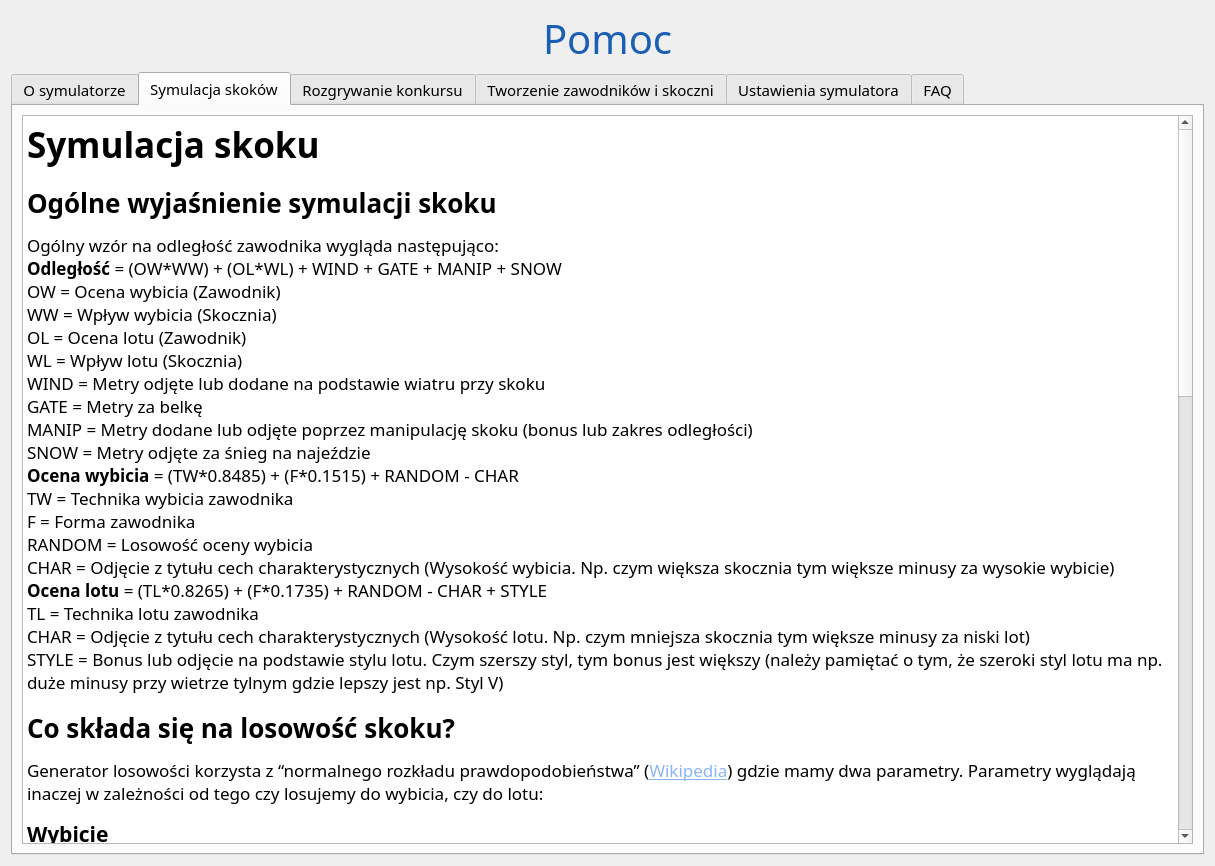
Old version of the form source/UI/HelpWindow.ui in the repository SiekamCebule/sj-sim.
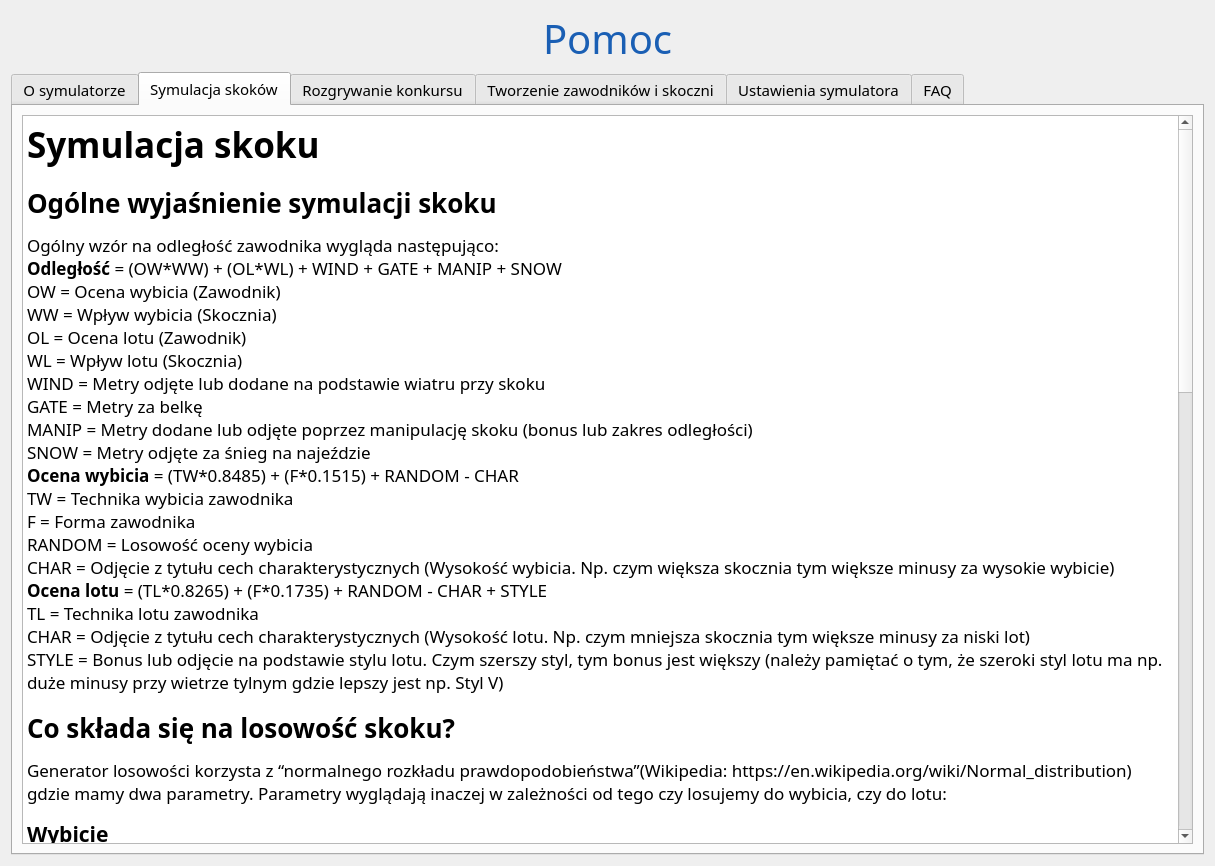
New version of the form. The open tabs and pages were chosen to show the change.

Patch:
```diff
--- a/source/UI/HelpWindow.ui
+++ b/source/UI/HelpWindow.ui
@@ -140,7 +140,7 @@
 &lt;h2 style=&quot; margin-top:16px; margin-bottom:12px; margin-left:0px; margin-right:0px; -qt-block-indent:0; text-indent:0px;&quot;&gt;&lt;a name=&quot;ogólne-wyjaśnienie-symulacji-skoku&quot;&gt;&lt;/a&gt;&lt;span style=&quot; font-size:x-large; font-weight:700;&quot;&gt;O&lt;/span&gt;&lt;span style=&quot; font-size:x-large; font-weight:700;&quot;&gt;gólne wyjaśnienie symulacji skoku&lt;/span&gt;&lt;/h2&gt;
 &lt;p style=&quot; margin-top:12px; margin-bottom:12px; margin-left:0px; margin-right:0px; -qt-block-indent:0; text-indent:0px;&quot;&gt;Ogólny wzór na odległość zawodnika wygląda następująco:&lt;br /&gt;&lt;span style=&quot; font-weight:700;&quot;&gt;Odległość&lt;/span&gt; = &lt;span style=&quot; font-family:'Courier New';&quot;&gt;(OW*WW) + (OL*WL) + WIND + GATE + MANIP + SNOW&lt;/span&gt;&lt;br /&gt;OW = Ocena wybicia (Zawodnik)&lt;br /&gt;WW = Wpływ wybicia (Skocznia)&lt;br /&gt;OL = Ocena lotu (Zawodnik)&lt;br /&gt;WL = Wpływ lotu (Skocznia)&lt;br /&gt;WIND = Metry odjęte lub dodane na podstawie wiatru przy skoku&lt;br /&gt;GATE = Metry za belkę&lt;br /&gt;MANIP = Metry dodane lub odjęte poprzez manipulację skoku (bonus lub zakres odległości)&lt;br /&gt;SNOW = Metry odjęte za śnieg na najeździe&lt;br /&gt;&lt;span style=&quot; font-weight:700;&quot;&gt;Ocena wybicia&lt;/span&gt; = &lt;span style=&quot; font-family:'Courier New';&quot;&gt;(TW*0.8485) + (F*0.1515) + RANDOM - CHAR&lt;/span&gt;&lt;br /&gt;TW = Technika wybicia zawodnika&lt;br /&gt;F = Forma zawodnika&lt;br /&gt;RANDOM = Losowość oceny wybicia&lt;br /&gt;CHAR = Odjęcie z tytułu cech charakterystycznych (Wysokość wybicia. Np. czym większa skocznia tym większe minusy za wysokie wybicie)&lt;br /&gt;&lt;span style=&quot; font-weight:700;&quot;&gt;Ocena lotu&lt;/span&gt; = &lt;span style=&quot; font-family:'Courier New';&quot;&gt;(TL*0.8265) + (F*0.1735) + RANDOM - CHAR + STYLE&lt;/span&gt;&lt;br /&gt;TL = Technika lotu zawodnika&lt;br /&gt;CHAR = Odjęcie z tytułu cech charakterystycznych (Wysokość lotu. Np. czym mniejsza skocznia tym większe minusy za niski lot)&lt;br /&gt;STYLE = Bonus lub odjęcie na podstawie stylu lotu. Czym szerszy styl, tym bonus jest większy (należy pamiętać o tym, że szeroki styl lotu ma np. duże minusy przy wietrze tylnym gdzie lepszy jest np. Styl V)&lt;/p&gt;
 &lt;h2 style=&quot; margin-top:16px; margin-bottom:12px; margin-left:0px; margin-right:0px; -qt-block-indent:0; text-indent:0px;&quot;&gt;&lt;a name=&quot;co-składa-się-na-losowość-skoku&quot;&gt;&lt;/a&gt;&lt;span style=&quot; font-size:x-large; font-weight:700;&quot;&gt;C&lt;/span&gt;&lt;span style=&quot; font-size:x-large; font-weight:700;&quot;&gt;o składa się na losowość skoku?&lt;/span&gt;&lt;/h2&gt;
-&lt;p style=&quot; margin-top:12px; margin-bottom:12px; margin-left:0px; margin-right:0px; -qt-block-indent:0; text-indent:0px;&quot;&gt;Generator losowości korzysta z “normalnego rozkładu prawdopodobieństwa” (&lt;a href=&quot;https://pl.wikipedia.org/wiki/Rozk%C5%82ad_normalny&quot;&gt;&lt;span style=&quot; text-decoration: underline; color:#8ab4f8;&quot;&gt;Wikipedia&lt;/span&gt;&lt;/a&gt;) gdzie mamy dwa parametry. Parametry wyglądają inaczej w zależności od tego czy losujemy do wybicia, czy do lotu:&lt;/p&gt;
+&lt;p style=&quot; margin-top:12px; margin-bottom:12px; margin-left:0px; margin-right:0px; -qt-block-indent:0; text-indent:0px;&quot;&gt;Generator losowości korzysta z “normalnego rozkładu prawdopodobieństwa”(Wikipedia: https://en.wikipedia.org/wiki/Normal_distribution) gdzie mamy dwa parametry. Parametry wyglądają inaczej w zależności od tego czy losujemy do wybicia, czy do lotu:&lt;/p&gt;
 &lt;h3 style=&quot; margin-top:14px; margin-bottom:12px; margin-left:0px; margin-right:0px; -qt-block-indent:0; text-indent:0px;&quot;&gt;&lt;a name=&quot;wybicie&quot;&gt;&lt;/a&gt;&lt;span style=&quot; font-size:large; font-weight:700;&quot;&gt;W&lt;/span&gt;&lt;span style=&quot; font-size:large; font-weight:700;&quot;&gt;ybicie&lt;/span&gt;&lt;/h3&gt;
 &lt;ul style=&quot;margin-top: 0px; margin-bottom: 0px; margin-left: 0px; margin-right: 0px; -qt-list-indent: 1;&quot;&gt;
 &lt;li style=&quot; margin-top:12px; margin-bottom:0px; margin-left:0px; margin-right:0px; -qt-block-indent:0; text-indent:0px;&quot;&gt;&lt;span style=&quot; font-weight:700;&quot;&gt;Średnia losowości&lt;/span&gt; = 0&lt;/li&gt;
@@ -148,7 +148,7 @@
 &lt;h3 style=&quot; margin-top:14px; margin-bottom:12px; margin-left:0px; margin-right:0px; -qt-block-indent:0; text-indent:0px;&quot;&gt;&lt;a name=&quot;lot&quot;&gt;&lt;/a&gt;&lt;span style=&quot; font-size:large; font-weight:700;&quot;&gt;L&lt;/span&gt;&lt;span style=&quot; font-size:large; font-weight:700;&quot;&gt;ot&lt;/span&gt;&lt;/h3&gt;
 &lt;ul style=&quot;margin-top: 0px; margin-bottom: 0px; margin-left: 0px; margin-right: 0px; -qt-list-indent: 1;&quot;&gt;
 &lt;li style=&quot; margin-top:12px; margin-bottom:0px; margin-left:0px; margin-right:0px; -qt-block-indent:0; text-indent:0px;&quot;&gt;&lt;span style=&quot; font-weight:700;&quot;&gt;Średnia losowości&lt;/span&gt; = 0&lt;/li&gt;
-&lt;li style=&quot; margin-top:0px; margin-bottom:12px; margin-left:0px; margin-right:0px; -qt-block-indent:0; text-indent:0px;&quot;&gt;&lt;span style=&quot; font-weight:700;&quot;&gt;Odchylenie standardowe losowości&lt;/span&gt; = 4.18 - (Wysokość lotu / 8.2) - (Równość skoków / 1.55) + (Bonus za styl lotu)&lt;br /&gt;Istnieje 50% szans że losowanie będzie ujemne i 50% że będzie one dodatnie. Jeżeli losowość jest dodatnia, nie bierzemy pod uwagę parametru równości skoków. Bonus za styl lotu w odchyleniu standardowym losowości zwiększa się im szerszy jest lot zawodnika, czyli czym lot jest szerszy tym jest bardziej podatny na losowość).&lt;br /&gt;Jeśli chcesz skorzystać z generatora losowości który jest używany w symulatorze, zajrzyj &lt;a href=&quot;https://keisan.casio.com/exec/system/1180573188&quot;&gt;&lt;span style=&quot; text-decoration: underline; color:#8ab4f8;&quot;&gt;tutaj&lt;/span&gt;&lt;/a&gt;.&lt;/li&gt;&lt;/ul&gt;
+&lt;li style=&quot; margin-top:0px; margin-bottom:12px; margin-left:0px; margin-right:0px; -qt-block-indent:0; text-indent:0px;&quot;&gt;&lt;span style=&quot; font-weight:700;&quot;&gt;Odchylenie standardowe losowości&lt;/span&gt; = 4.18 - (Wysokość lotu / 8.2) - (Równość skoków / 1.55) + (Bonus za styl lotu)&lt;br /&gt;Istnieje 50% szans że losowanie będzie ujemne i 50% że będzie one dodatnie. Jeżeli losowość jest dodatnia, nie bierzemy pod uwagę parametru równości skoków. Bonus za styl lotu w odchyleniu standardowym losowości zwiększa się im szerszy jest lot zawodnika, czyli czym lot jest szerszy tym jest bardziej podatny na losowość).&lt;br /&gt;Jeśli chcesz skorzystać z generatora losowości który jest używany w symulatorze, zajrzyj  tutaj: (https://keisan.casio.com/exec/system/1180573188).&lt;/li&gt;&lt;/ul&gt;
 &lt;h2 style=&quot; margin-top:16px; margin-bottom:12px; margin-left:0px; margin-right:0px; -qt-block-indent:0; text-indent:0px;&quot;&gt;&lt;a name=&quot;lądowanie&quot;&gt;&lt;/a&gt;&lt;span style=&quot; font-size:x-large; font-weight:700;&quot;&gt;L&lt;/span&gt;&lt;span style=&quot; font-size:x-large; font-weight:700;&quot;&gt;ądowanie&lt;/span&gt;&lt;/h2&gt;
 &lt;p style=&quot; margin-top:12px; margin-bottom:12px; margin-left:0px; margin-right:0px; -qt-block-indent:0; text-indent:0px;&quot;&gt;Wyróżniamy cztery rodzaje lądowania:&lt;/p&gt;
 &lt;ol style=&quot;margin-top: 0px; margin-bottom: 0px; margin-left: 0px; margin-right: 0px; -qt-list-indent: 1;&quot;&gt;
```
Left out of the diff: 6 changed lines with no effect on the pictures.
